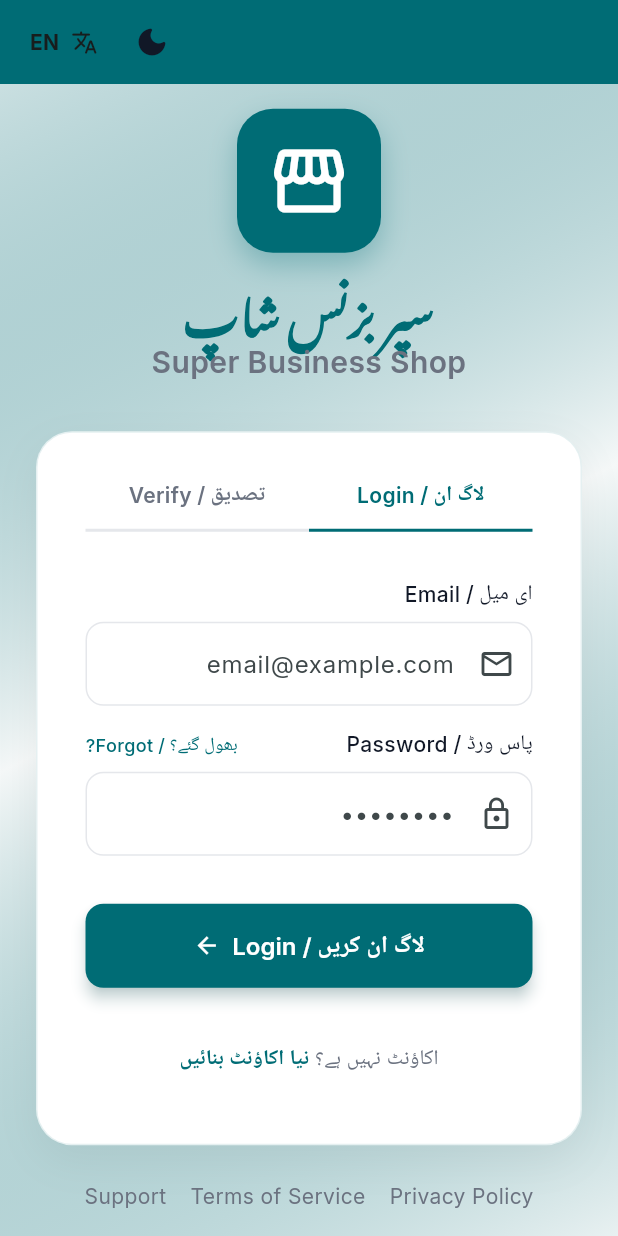
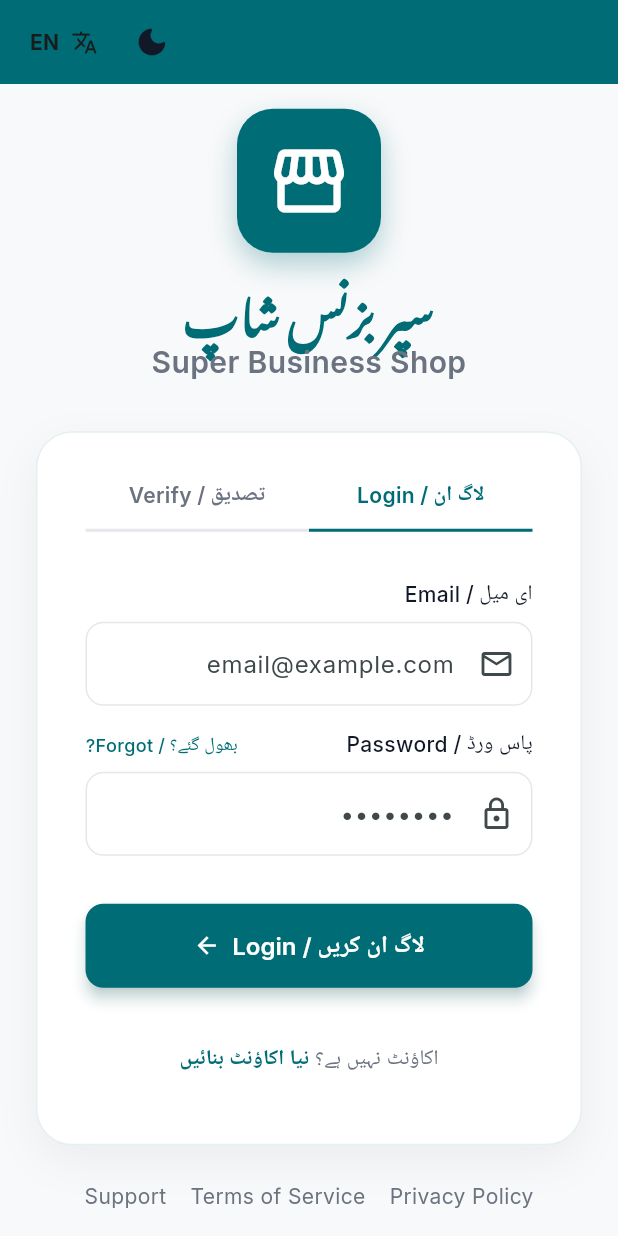
Before and after one commit to ZainMushtaq9/shop-app, a Flutter app: the screen it shows after launch, on a phone screen of 412 x 824 dp. Run offline on Flutter 3.47's test engine with Material 3 defaults, Android fonts, the phone set to English and light mode, and no system bars; our stand-ins replace connectivity_plus, device_info_plus, fl_chart, flutter_riverpod, flutter_secure_storage, geolocator and 10 more; missing offline and left inert: universal_html; accounts and stored records are empty; Roboto replaces fonts that are missing (Noto Nastaliq Urdu).

Commit message:
fix: resolve pubspec syntax error and refine login theme background

```diff
--- a/lib/providers/app_providers.dart
+++ b/lib/providers/app_providers.dart
@@ -193,4 +193,4 @@ final selectedCategoryProvider = StateProvider<String?>((ref) => null);
 final productSearchQueryProvider = StateProvider<String>((ref) => '');
 
 /// Theme mode toggle (light / dark / system)
-final themeModeProvider = StateProvider<ThemeMode>((ref) => ThemeMode.system);
+final themeModeProvider = StateProvider<ThemeMode>((ref) => ThemeMode.light);
--- a/lib/screens/auth/login_screen.dart
+++ b/lib/screens/auth/login_screen.dart
@@ -183,15 +183,7 @@ class _LoginScreenState extends ConsumerState<LoginScreen> {
         backgroundColor: Colors.transparent,
       ),
       body: Container(
-        decoration: BoxDecoration(
-          gradient: LinearGradient(
-            colors: isDark
-              ? [AppColors.primary.withOpacity(0.2), AppColors.darkBackground, AppColors.darkBackground]
-              : [AppColors.primary.withOpacity(0.1), AppColors.lightBackground, AppColors.primary.withOpacity(0.05)],
-            begin: Alignment.topLeft,
-            end: Alignment.bottomRight,
-          ),
-        ),
+        color: Theme.of(context).scaffoldBackgroundColor,
         child: SafeArea(
           child: Center(
             child: SingleChildScrollView(
--- a/lib/theme/app_theme.dart
+++ b/lib/theme/app_theme.dart
@@ -22,8 +22,8 @@ class AppColors {
   static const Color warning = Color(0xFFFD7E14);
 
   // ── Day / Sunlight Mode ──
-  static const Color lightBackground = Color(0xFFF5F8F8);
-  static const Color lightSurface    = Color(0xFFFFFFFF);
+  static const Color lightBackground = Color(0xFFF8F9FA); // Stitch design
+  static const Color lightSurface    = Color(0xFFFFFFFF); // Stitch design
   static const Color lightTextPrimary = Color(0xFF111827);
   static const Color lightTextSecondary = Color(0xFF6B7280);
   static const Color lightDivider    = Color(0xFFE5E7EB);
--- a/pubspec.yaml
+++ b/pubspec.yaml
@@ -27,13 +27,9 @@ dependencies:
   path_provider: ^2.1.0
   path: ^1.9.0
   shared_preferences: ^2.2.0
-<<<<<<< HEAD
-
   # Supabase (primary backend)
   supabase_flutter: ^2.12.0
-=======
   flutter_secure_storage: ^10.0.0
->>>>>>> feature/gemini-complete-review
 
   # PDF & Printing
   pdf: ^3.10.0
```
